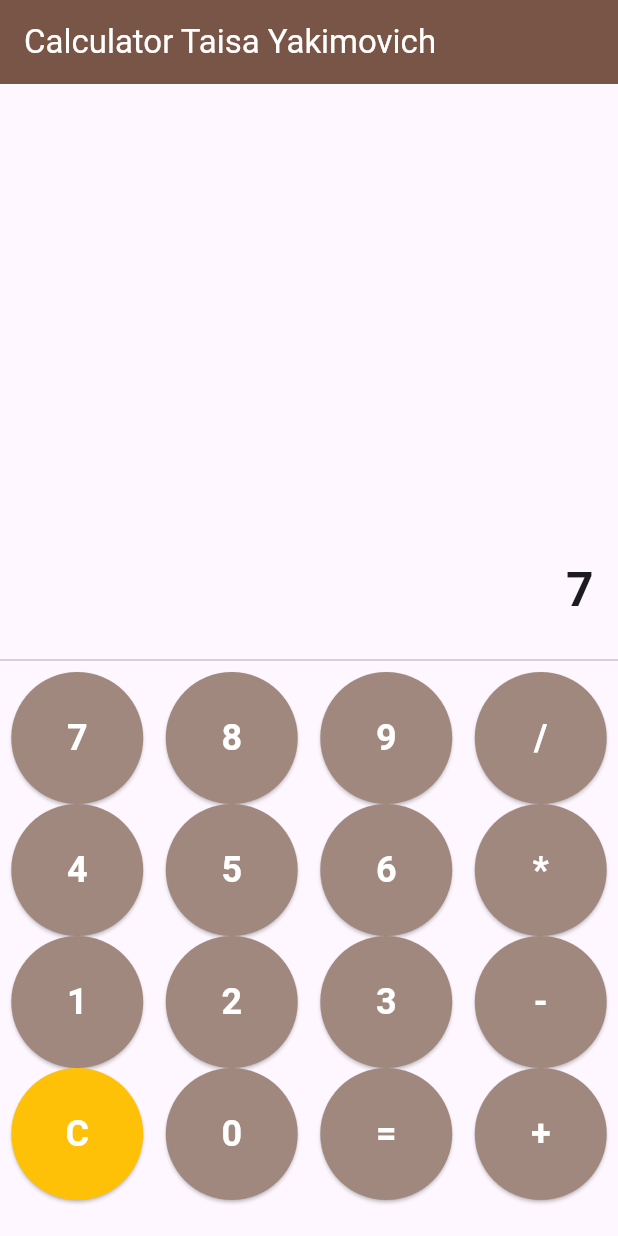
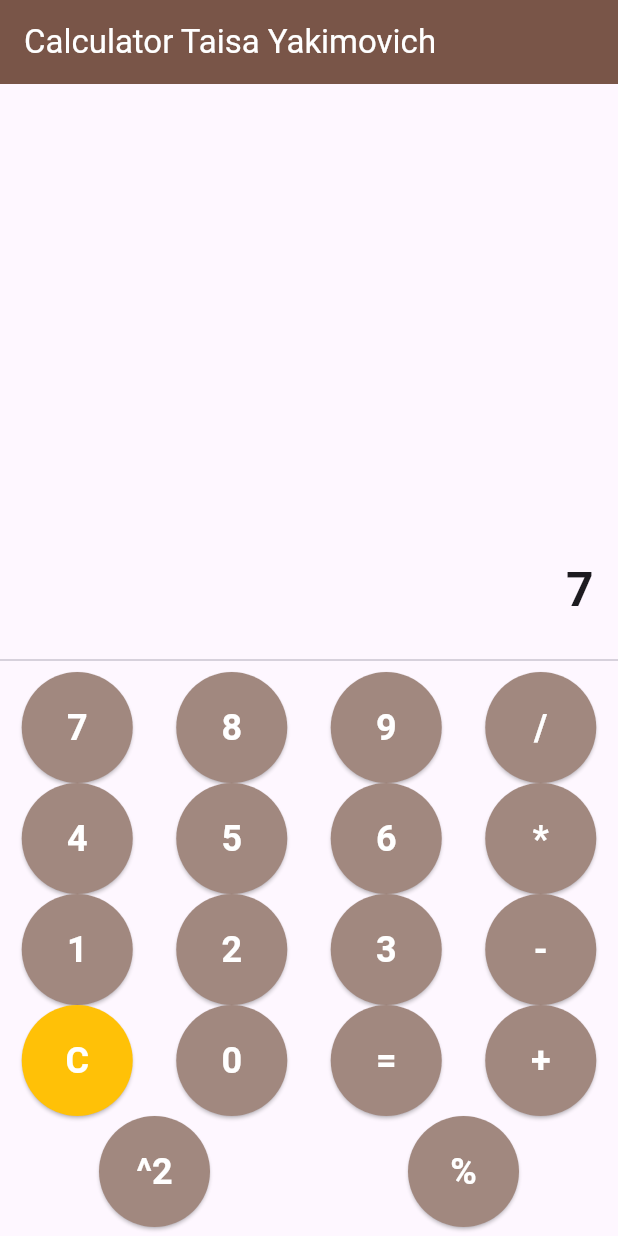
Before and after one commit to tais-yakimovich/flutter-caclulator, a Flutter app: the screen it shows after launch, after a tap on an icon or button, on a phone screen of 412 x 824 dp. Run offline on Flutter 3.47's test engine with Material 3 defaults, Android fonts, the phone set to English and light mode, and no system bars; missing offline and left inert: expressions.

Commit message:
Added square and modulo buttons to the calculator app

```diff
--- a/lib/calculator_button.dart
+++ b/lib/calculator_button.dart
@@ -14,7 +14,7 @@ class calcButton extends StatelessWidget {
         style: ElevatedButton.styleFrom(
           backgroundColor: value == 'C' ? Colors.amber[500] : Colors.brown[300],
           shape: CircleBorder(),
-          padding: EdgeInsets.all(27.0),
+          padding: EdgeInsets.all(20.0),
 
         ),
         child: Text(
--- a/lib/main.dart
+++ b/lib/main.dart
@@ -39,11 +39,23 @@ class _CalculatorScreenState extends State<CalculatorScreen> {
       } else if (value == 'C') {
         _expression = '';
         _result = '';
+      } else if (value == '^2') {
+        try {
+          final expression = Expression.parse('($_expression) * ($_expression)');
+          final evaluator = const ExpressionEvaluator();
+          _result = evaluator.eval(expression, {}).toString();
+          _expression += '^2 = $_result';
+        } catch (e) {
+          _result = 'Error';
+        }
+      } else if (value == '%') {
+        _expression += '%';
       } else {
         _expression += value;
       }
     });
   }
+
 
   @override
   Widget build(BuildContext context) {
@@ -79,6 +91,7 @@ class _CalculatorScreenState extends State<CalculatorScreen> {
                 _buildRow(['4', '5', '6', '*']),
                 _buildRow(['1', '2', '3', '-']),
                 _buildRow(['C', '0', '=', '+']),
+                _buildRow(['^2', '%']),
               ],
             ),
           ),
--- /dev/null
+++ b/lib/tempCodeRunnerFile.dart
@@ -0,0 +1 @@
+  runApp(CalculatorApp());
```
